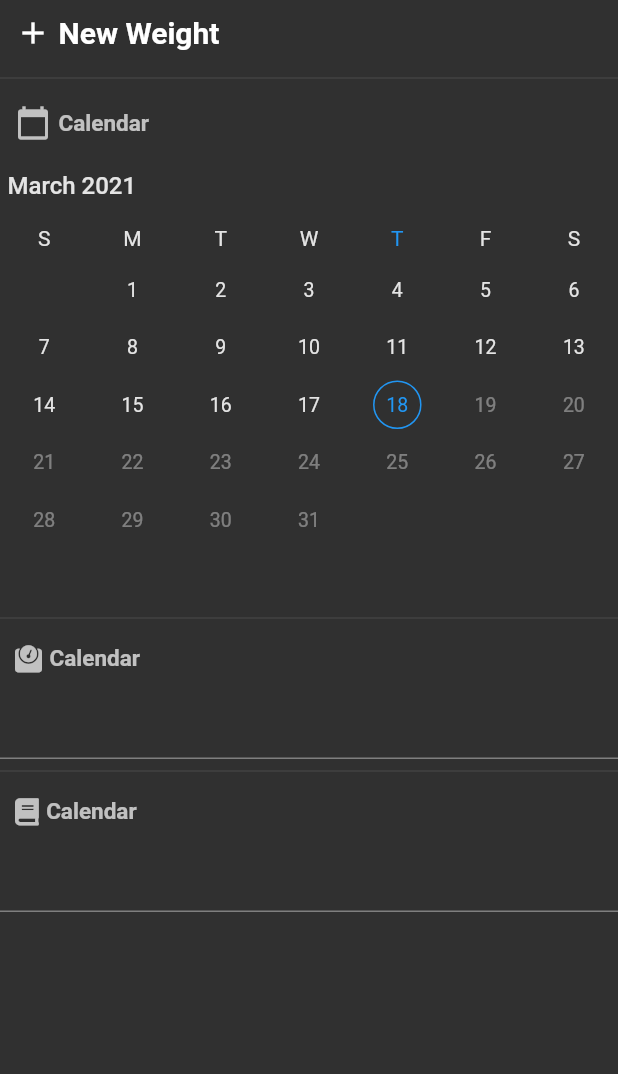
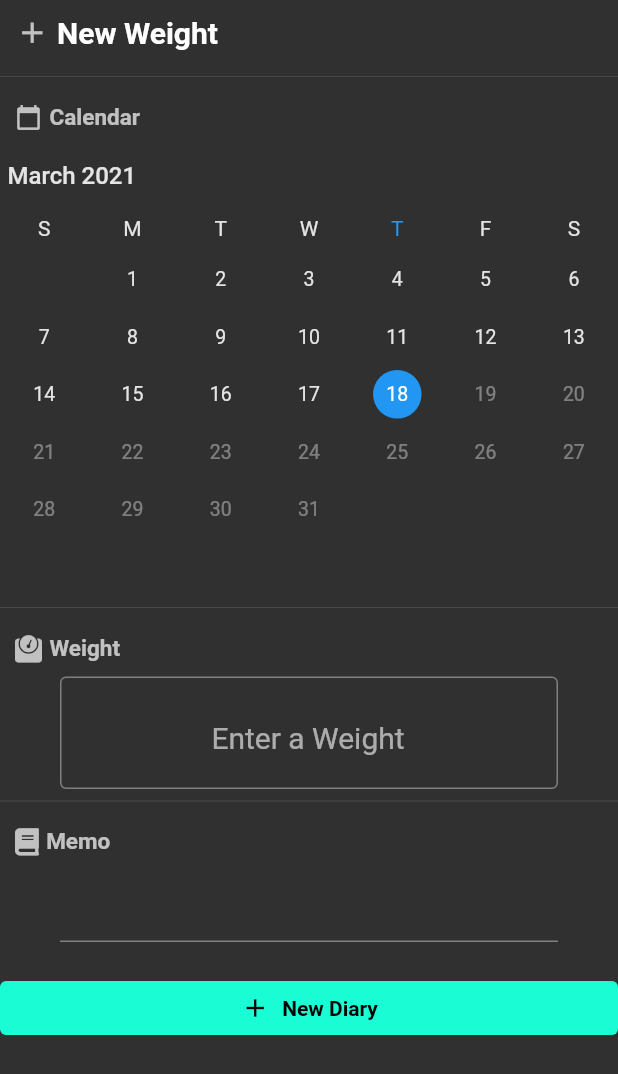
Before and after one commit to biryang/weight-diary, a Flutter app: the AddScreen widget shown alone on an empty page, opened directly, on a phone screen of 412 x 824 dp. Shown: the top 1074 px of the screen. Run offline on Flutter 3.47's test engine with Material 2 defaults, Android fonts, the phone set to English and light mode, and no system bars; drawn by our look-alikes of syncfusion_flutter_datepicker; our stand-ins replace fl_chart, font_awesome_flutter.

Commit message:
추가 화면 배치 완료

```diff
--- /dev/null
+++ b/lib/components/icon_title.dart
@@ -0,0 +1,43 @@
+import 'package:flutter/material.dart';
+import 'package:font_awesome_flutter/font_awesome_flutter.dart';
+
+class IconTitle extends StatelessWidget {
+  IconTitle({
+    this.text,
+    this.icon,
+    this.color = Colors.white70,
+    this.fontSize = 15,
+  });
+
+  final String text;
+  final IconData icon;
+  final Color color;
+  final double fontSize;
+
+  @override
+  Widget build(BuildContext context) {
+    return Padding(
+      padding: EdgeInsets.all(10),
+      child: Row(
+        children: [
+          FaIcon(
+            icon,
+            color: Colors.white70,
+            size: fontSize + 3,
+          ),
+          SizedBox(
+            width: 5,
+          ),
+          Text(
+            text,
+            style: TextStyle(
+              color: color,
+              fontSize: fontSize,
+              fontWeight: FontWeight.bold,
+            ),
+          ),
+        ],
+      ),
+    );
+  }
+}
--- a/lib/main.dart
+++ b/lib/main.dart
@@ -1,6 +1,7 @@
 import 'package:flutter/material.dart';
 import 'package:weight_diary/components/custom_floating.dart';
 import 'package:weight_diary/screens/add_screen.dart';
+import 'package:weight_diary/screens/chart_screen.dart';
 import 'package:weight_diary/screens/main_screen.dart';
 
 void main() {
@@ -15,9 +16,18 @@ class MyApp extends StatelessWidget {
       home: SafeArea(
         child: Material(
           child: Scaffold(
-            body: AddScreen(),
-            floatingActionButton: CustomFloating(),
-            floatingActionButtonLocation: FloatingActionButtonLocation.centerFloat,
+            body: PageView(
+                onPageChanged: (value) {
+                  print(value);
+                },
+                children: [
+                  MainScreen(),
+                  AddScreen(),
+                  AA(),
+                ]),
+            floatingActionButton:false ? CustomFloating() : null,
+            floatingActionButtonLocation:
+                FloatingActionButtonLocation.centerFloat,
           ),
         ),
       ),
--- a/lib/screens/add_screen.dart
+++ b/lib/screens/add_screen.dart
@@ -1,10 +1,10 @@
 import 'package:flutter/material.dart';
 import 'package:font_awesome_flutter/font_awesome_flutter.dart';
 import 'package:syncfusion_flutter_datepicker/datepicker.dart';
+import 'package:weight_diary/components/icon_title.dart';
 
 class AddScreen extends StatelessWidget {
   DateTime now = DateTime.now();
-  DateRangePickerController _controller;
 
   @override
   Widget build(BuildContext context) {
@@ -18,93 +18,73 @@ class AddScreen extends StatelessWidget {
             child: Column(
               crossAxisAlignment: CrossAxisAlignment.stretch,
               children: [
+                IconTitle(
+                  icon: Icons.add,
+                  text: 'New Weight',
+                  color: Colors.white,
+                  fontSize: 20,
+                ),
+                Divider(),
+                IconTitle(
+                  icon: Icons.calendar_today,
+                  text: 'Calendar',
+                ),
+                _getVerticalCalendar(),
+                Divider(),
+                IconTitle(
+                  icon: FontAwesomeIcons.weight,
+                  text: 'Weight',
+                ),
                 Padding(
-                  padding: EdgeInsets.all(10),
-                  child: Row(
-                    children: [
-                      Icon(Icons.add),
-                      SizedBox(
-                        width: 5,
-                      ),
-                      Text(
-                        'New Weight',
-                        style: TextStyle(
-                            fontSize: 20, fontWeight: FontWeight.bold),
-                      ),
-                    ],
+                  padding: EdgeInsets.symmetric(horizontal: 40),
+                  child: TextField(
+                    keyboardType: TextInputType.number,
+                    textAlign: TextAlign.center,
+                    style: TextStyle(fontSize: 30),
+                    decoration: InputDecoration(
+                      border: OutlineInputBorder(),
+                      hintText: 'Enter a Weight',
+                      hintStyle: TextStyle(fontSize: 20),
+                      suffixText: 'kg',
+                      prefixText: '    ',
+                    ),
                   ),
                 ),
                 Divider(),
+                IconTitle(
+                  icon: FontAwesomeIcons.book,
+                  text: "Memo",
+                ),
                 Padding(
-                  padding: EdgeInsets.all(10),
-                  child: Row(
-                    children: [
-                      Icon(
-                        Icons.calendar_today,
-                        color: Colors.white70,
-                      ),
-                      SizedBox(
-                        width: 5,
-                      ),
-                      Text(
-                        'Calendar',
-                        style: TextStyle(
-                            color: Colors.white70,
-                            fontSize: 15,
-                            fontWeight: FontWeight.bold),
-                      ),
-                    ],
+                  padding: EdgeInsets.symmetric(horizontal: 40),
+                  child: TextField(
+                    keyboardType: TextInputType.multiline,
+                    minLines: 1,
+                    maxLines: 5,
+                    decoration: InputDecoration(),
+                    onChanged: (value) {
+                      print(value);
+                    },
                   ),
                 ),
-                _getVerticalCalendar(),
-                Divider(),
-                Padding(
-                  padding: EdgeInsets.all(10),
-                  child: Row(
-                    children: [
-                      FaIcon(
-                        FontAwesomeIcons.weight,
-                        color: Colors.white70,
-                        size: 18,
-                      ),
-                      SizedBox(
-                        width: 5,
-                      ),
-                      Text(
-                        'Calendar',
-                        style: TextStyle(
-                            color: Colors.white70,
-                            fontSize: 15,
-                            fontWeight: FontWeight.bold),
-                      ),
-                    ],
+                SizedBox(
+                  height: 20,
+                ),
+                TextButton.icon(
+                  icon: Icon(
+                    Icons.add,
+                    size: 20,
                   ),
+                  label: Text('New Diary'),
+                  style: TextButton.styleFrom(
+                    primary: Colors.black,
+                    backgroundColor: Color(0xff1afdd4),
+                    textStyle: TextStyle(
+                      fontWeight: FontWeight.bold,
+                    ),
+                  ),
+                  onPressed: () {},
                 ),
-                TextField(),
-                Divider(),
-                Padding(
-                  padding: EdgeInsets.all(10),
-                  child: Row(
-                    children: [
-                      FaIcon(
-                        FontAwesomeIcons.book,
-                        color: Colors.white70,
-                        size: 18,
-                      ),
-                      SizedBox(
-                        width: 5,
-                      ),
-                      Text(
-                        'Calendar',
-                        style: TextStyle(
-                            color: Colors.white70,
-                            fontSize: 15,
-                            fontWeight: FontWeight.bold),
-                      ),
-                    ],
-                  ),
-                ),
-                TextField(),
               ],
             ),
           ),
@@ -116,6 +96,7 @@ class AddScreen extends StatelessWidget {
   SfDateRangePicker _getVerticalCalendar() {
     return SfDateRangePicker(
       view: DateRangePickerView.month,
+      initialSelectedDate: DateTime.now(),
       maxDate: DateTime.now(),
       onSelectionChanged: (DateRangePickerSelectionChangedArgs args) {
         print(args.value);
```
Also changed, not shown: lib/components/custom_floating.dart (+6 -5 lines).
